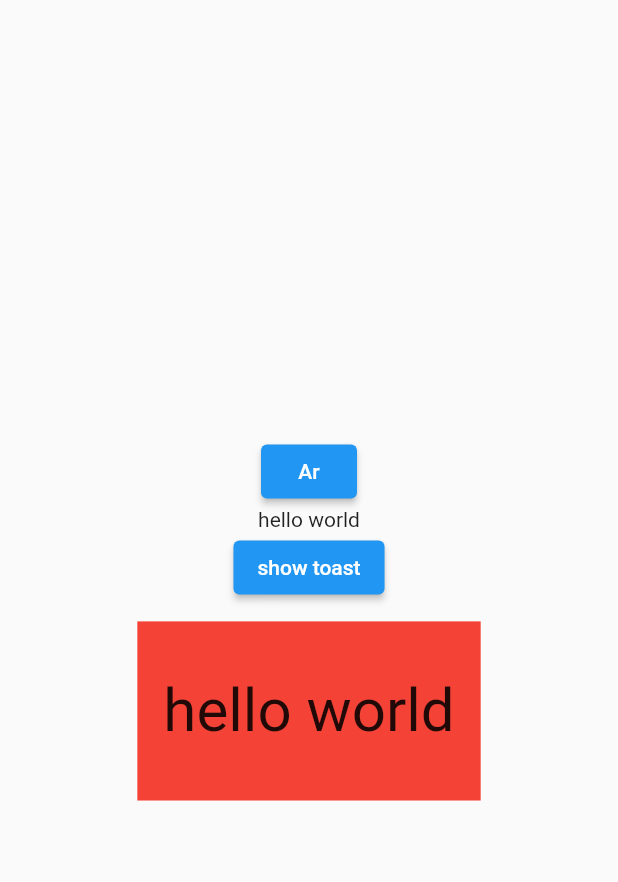
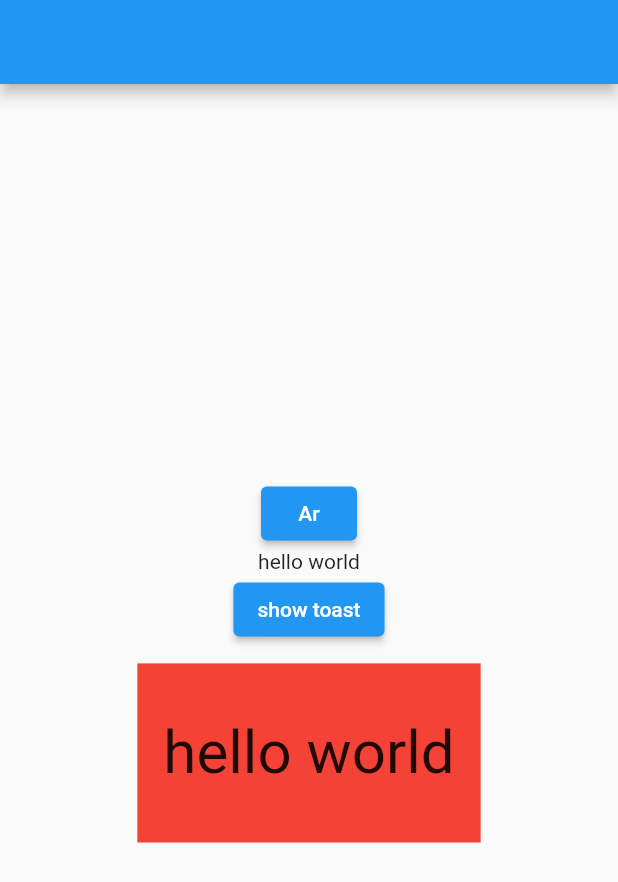
Before and after one commit to amramer522/sec3_pack, a Flutter app: the screen it shows after launch, on a phone screen of 412 x 824 dp. Shown: the top 882 px of the screen. Run offline on Flutter 3.47's test engine with Material 2 defaults, Android fonts, the phone set to English and light mode, and no system bars; our stand-ins replace flutter_screenutil, localize_and_translate, motion_toast.

Commit message:
new comment and app bar

```diff
--- a/lib/main.dart
+++ b/lib/main.dart
@@ -6,7 +6,7 @@ import 'package:flutter_screenutil/flutter_screenutil.dart';
 
 void main() async {
   WidgetsFlutterBinding.ensureInitialized();
-
+  print("hello");
   await translator.init(
     localeType: LocalizationDefaultType.device,
     languagesList: ['ar', 'en'],
--- a/lib/screens/view.dart
+++ b/lib/screens/view.dart
@@ -8,6 +8,7 @@ class HomeScreen extends StatelessWidget {
   @override
   Widget build(BuildContext context) {
     return Scaffold(
+      appBar: AppBar(),
       body: Container(
         width: double.infinity,
         child: Column(
```
